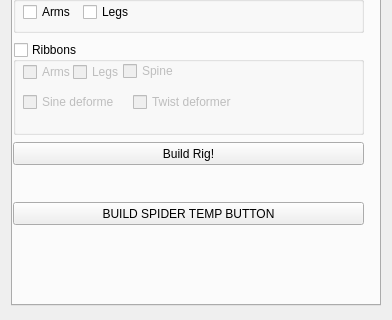
Before: the Qt Designer form UI_Files/AutoRigger_v01.ui in Eirinjms/autoRigger, drawn with Qt 5; both pictures show x 0 to 392 and y 278 to 598 of the 392 by 598 pixel window.
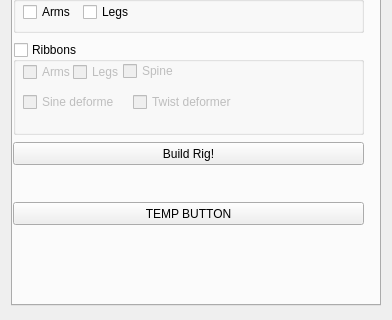
After: the same form once the commit is applied.

What changed in the file:
```diff
--- a/UI_Files/AutoRigger_v01.ui
+++ b/UI_Files/AutoRigger_v01.ui
@@ -1294,7 +1294,7 @@
         </rect>
        </property>
        <property name="text">
-        <string>BUILD SPIDER TEMP BUTTON</string>
+        <string>TEMP BUTTON</string>
        </property>
       </widget>
      </widget>
```
Left out of the diff: 8 changed lines with no effect on the pictures.
